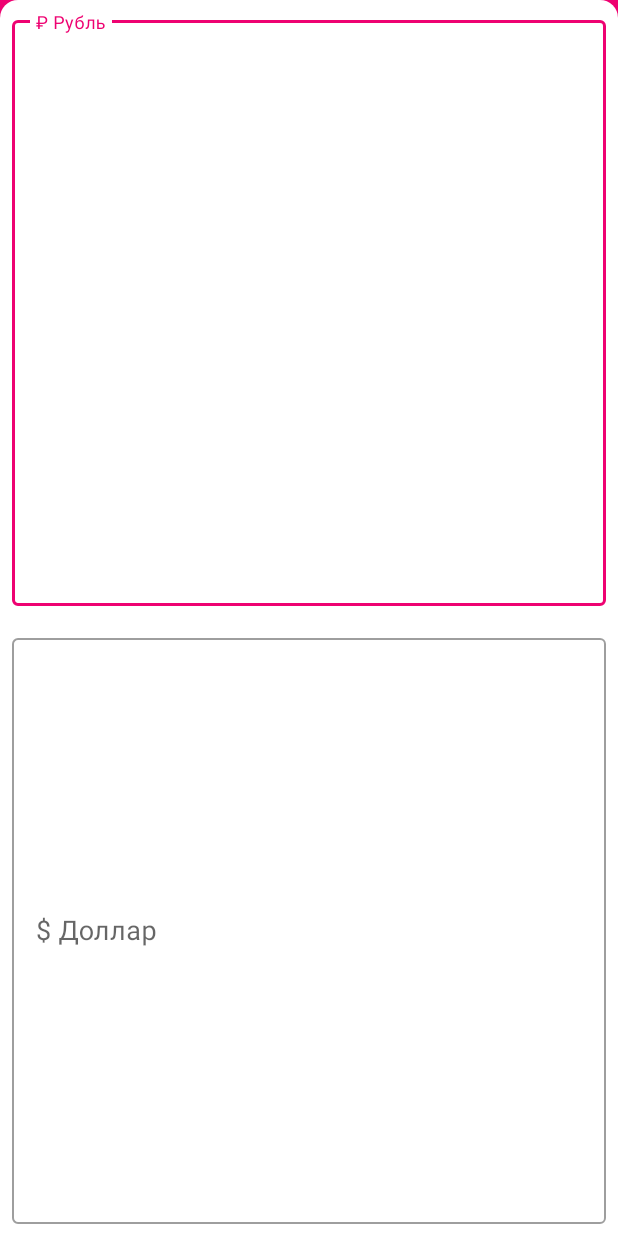
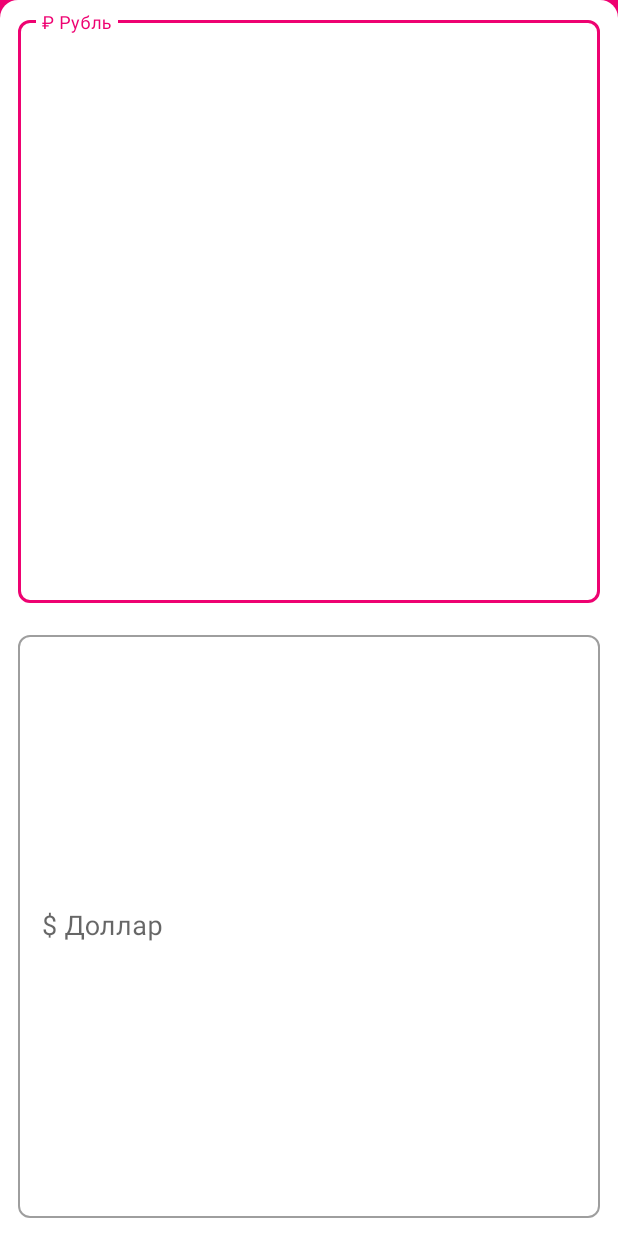
Before and after one commit to yoloroy/HSE_ExchangeApp, an Android app: the screen it shows after launch (MainActivity), on a phone screen of 412 x 824 dp. Run offline under Robolectric (Android 15) with nearby library versions, the phone set to English and light mode, and no system bars; libraries missing offline, so code that uses them is left out: io.github.rokarpov.backdrop; plain views replace BackdropBackLayer, BackdropFrontLayer; 1 statement that could not run was skipped.

Commit message:
do minor disign improvements

```diff
--- a/app/src/main/res/layout/activity_main.xml
+++ b/app/src/main/res/layout/activity_main.xml
@@ -20,9 +20,8 @@
         <androidx.appcompat.widget.Toolbar
             android:id="@+id/toolbar"
             android:layout_width="match_parent"
-            android:layout_height="48dp"
+            android:layout_height="wrap_content"
             android:background="@color/colorPrimary"
-            android:minHeight="48dp"
             app:layout_childType="header"
             app:titleTextColor="@color/onPrimary" />
 
@@ -38,7 +37,8 @@
             <LinearLayout
                 android:layout_width="wrap_content"
                 android:layout_height="wrap_content"
-                android:orientation="vertical">
+                android:orientation="vertical"
+                android:paddingStart="4dp">
 
                 <TextView
                     android:layout_width="wrap_content"
@@ -101,6 +101,9 @@
             android:layout_width="match_parent"
             android:layout_height="match_parent"
             android:orientation="vertical"
+            android:paddingStart="4dp"
+            android:paddingEnd="4dp"
+            android:paddingBottom="4dp"
             app:layout_childType="header">
 
             <com.google.android.material.textfield.TextInputLayout
--- a/app/src/main/res/values/styles_edit_text.xml
+++ b/app/src/main/res/values/styles_edit_text.xml
@@ -1,5 +1,6 @@
 <?xml version="1.0" encoding="utf-8"?>
 <resources>
+    <dimen name="boxCornerRadius">8dp</dimen>
     <style
         name="MainTextInputLayout"
         parent="@style/Widget.MaterialComponents.TextInputLayout.OutlinedBox">
@@ -11,6 +12,10 @@
 
         <item name="boxBackgroundColor">@android:color/transparent</item>
         <item name="boxBackgroundMode">outline</item>
+        <item name="boxCornerRadiusBottomEnd">@dimen/boxCornerRadius</item>
+        <item name="boxCornerRadiusTopEnd">@dimen/boxCornerRadius</item>
+        <item name="boxCornerRadiusTopStart">@dimen/boxCornerRadius</item>
+        <item name="boxCornerRadiusBottomStart">@dimen/boxCornerRadius</item>
 
         <item name="endIconMode">clear_text</item>
     </style>
```
Also changed, not shown: app/build.gradle (+5 -3 lines), app/src/main/res/layout/backlayer.xml (deleted, +0 -57 lines), app/src/main/res/layout/frontlayer.xml (deleted, +0 -31 lines), 1 other file.
